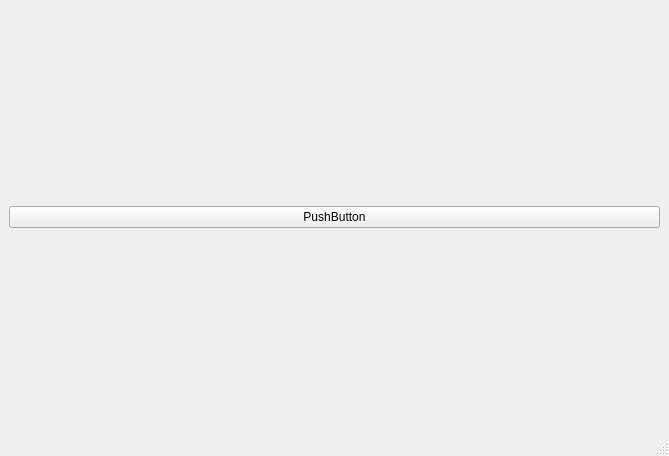
Before: the Qt Designer form Apps/Editor/src/gui/mainwindow.ui in VinTRiZz/GraphEditor, drawn with Qt 5.
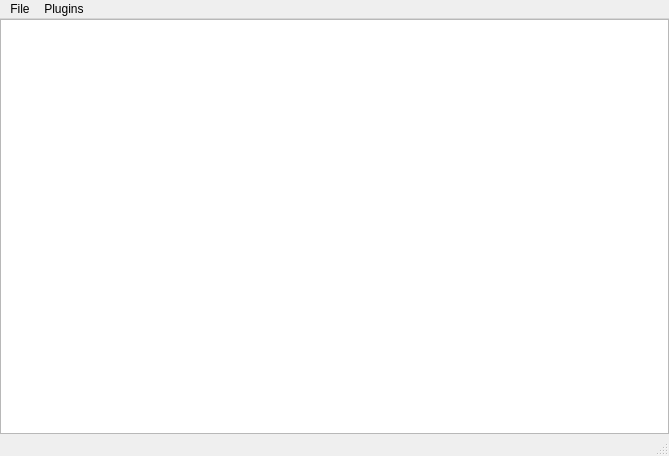
After: the same form once the commit is applied.

Diff of the .ui file:
```diff
--- a/Apps/Editor/src/gui/mainwindow.ui
+++ b/Apps/Editor/src/gui/mainwindow.ui
@@ -18,12 +18,23 @@
   </property>
   <widget class="QWidget" name="centralwidget">
    <layout class="QVBoxLayout" name="verticalLayout">
+    <property name="spacing">
+     <number>0</number>
+    </property>
+    <property name="leftMargin">
+     <number>0</number>
+    </property>
+    <property name="topMargin">
+     <number>0</number>
+    </property>
+    <property name="rightMargin">
+     <number>0</number>
+    </property>
+    <property name="bottomMargin">
+     <number>0</number>
+    </property>
     <item>
-     <widget class="QPushButton" name="pushButton">
-      <property name="text">
-       <string>PushButton</string>
-      </property>
-     </widget>
+     <widget class="QGraphicsView" name="graphicsView"/>
     </item>
    </layout>
   </widget>
@@ -36,6 +47,29 @@
      <height>22</height>
     </rect>
    </property>
+   <widget class="QMenu" name="menuFile">
+    <property name="title">
+     <string>File</string>
+    </property>
+    <addaction name="actionNew"/>
+    <addaction name="actionOpen"/>
+    <addaction name="actionRecent"/>
+    <addaction name="separator"/>
+    <addaction name="actionSave"/>
+    <addaction name="actionSave_as"/>
+   </widget>
+   <widget class="QMenu" name="menuPlugins">
+    <property name="title">
+     <string>Plugins</string>
+    </property>
+    <addaction name="actionReload"/>
+    <addaction name="actionEnable"/>
+    <addaction name="actionEnable_all"/>
+    <addaction name="actionDisable"/>
+    <addaction name="actionDisable_all"/>
+   </widget>
+   <addaction name="menuFile"/>
+   <addaction name="menuPlugins"/>
   </widget>
   <widget class="QStatusBar" name="statusbar"/>
  </widget>
```
Left out of the diff: 50 changed lines with no effect on the pictures.
